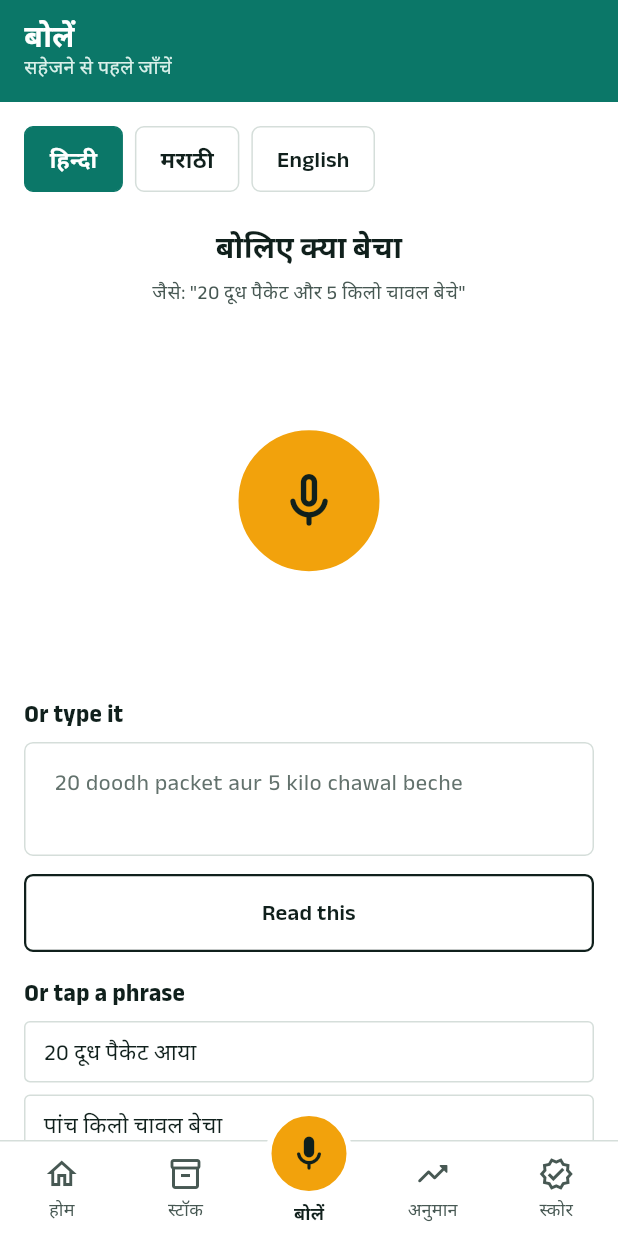
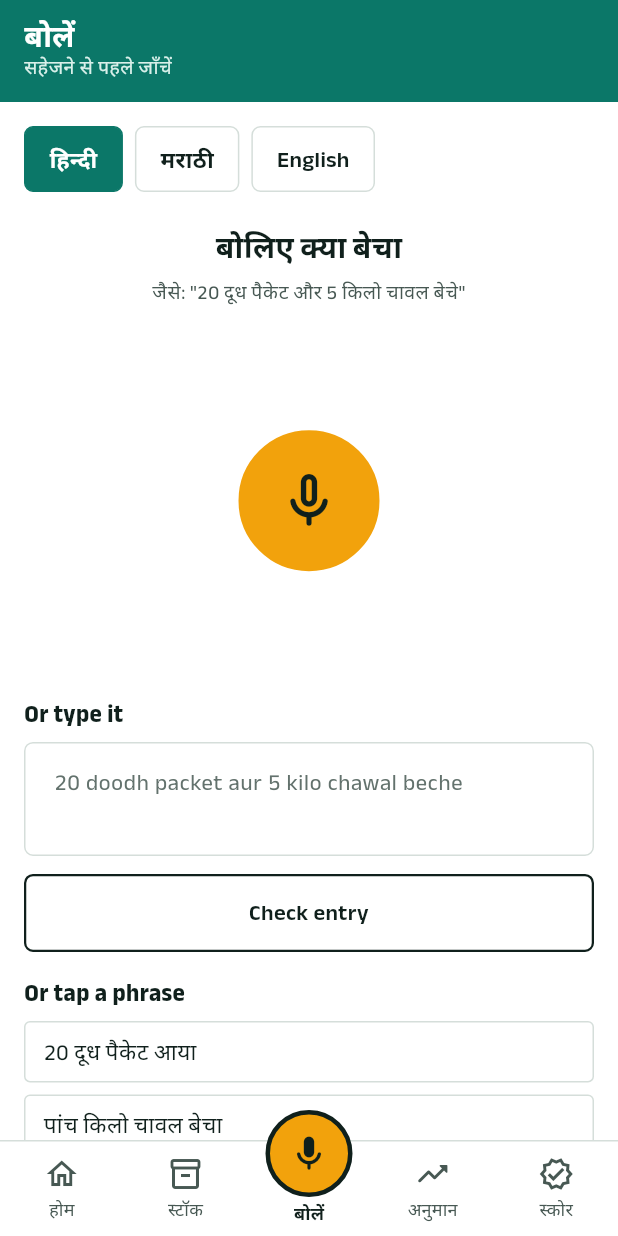
Before and after one commit to AmanDadsena/vendor360, a Flutter app: the VoiceScreen screen opened by its route, on a phone screen of 412 x 824 dp. Run offline on Flutter 3.47's test engine with Material 3 defaults, Android fonts, the phone set to English and light mode, and no system bars; our stand-ins replace flutter_riverpod, go_router, shared_preferences; accounts and stored records are empty; network calls fail.

Commit message:
Mark the Speak tab in the bar and name what the check does
On the Speak tab the bar's mic disc was an exact twin of the big mic on
the page. It now prints its ring in ink while the tab is open, saying
'you are here' rather than offering a second trigger. 'Read this' becomes
'Check entry', the action it performs. Every text style gets even leading
distribution, so a Devanagari label sits on the same line as an English
one beside it instead of riding high.

```diff
--- a/app/lib/app/shell.dart
+++ b/app/lib/app/shell.dart
@@ -312,10 +312,16 @@
               child: Container(
                 width: _disc,
                 height: _disc,
+                // On the Speak tab the ring prints in ink: the bar says
+                // "you are here" instead of offering a second, identical
+                // trigger beside the big mic on the page.
                 decoration: BoxDecoration(
                   color: colors.voice,
                   shape: BoxShape.circle,
-                  border: Border.all(color: colors.surface, width: 4),
+                  border: Border.all(
+                    color: selected ? colors.ink : colors.surface,
+                    width: selected ? 3 : 4,
+                  ),
                 ),
                 child: Icon(Icons.mic_rounded, size: 28, color: colors.onVoice),
               ),
--- a/app/lib/features/voice/voice_screen.dart
+++ b/app/lib/features/voice/voice_screen.dart
@@ -446,7 +446,7 @@
         ),
         SizedBox(height: v360.spacing.md),
         V360Button.secondary(
-          label: 'Read this',
+          label: 'Check entry',
           expand: true,
           loading: busy,
           onPressed: onSubmit,
--- a/packages/vendor360_ui/lib/src/tokens/v360_typography.dart
+++ b/packages/vendor360_ui/lib/src/tokens/v360_typography.dart
@@ -73,6 +73,10 @@
         fontWeight: weight,
         letterSpacing: letterSpacing,
         fontFeatures: _features,
+        // Devanagari's matras rise above the Latin cap height; even leading
+        // centres both scripts in the same line box, so a Hindi label sits
+        // on the same line as an English one beside it.
+        leadingDistribution: TextLeadingDistribution.even,
         fontVariations: <FontVariation>[
           FontVariation('wght', axisWeight ?? weight.value.toDouble()),
           FontVariation('wdth', width),
```
